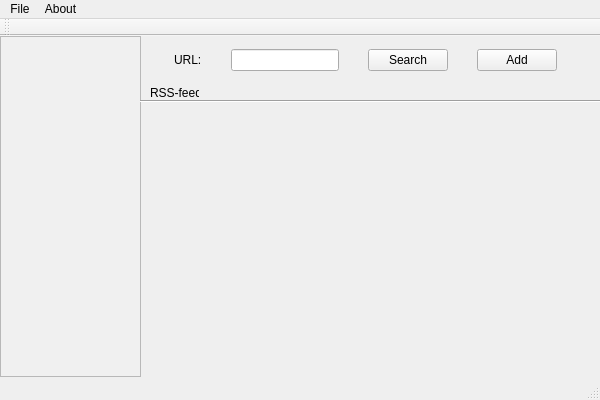
Before: the Qt Designer form mainwindow.ui in henriwi/rssreader, drawn with Qt 5.
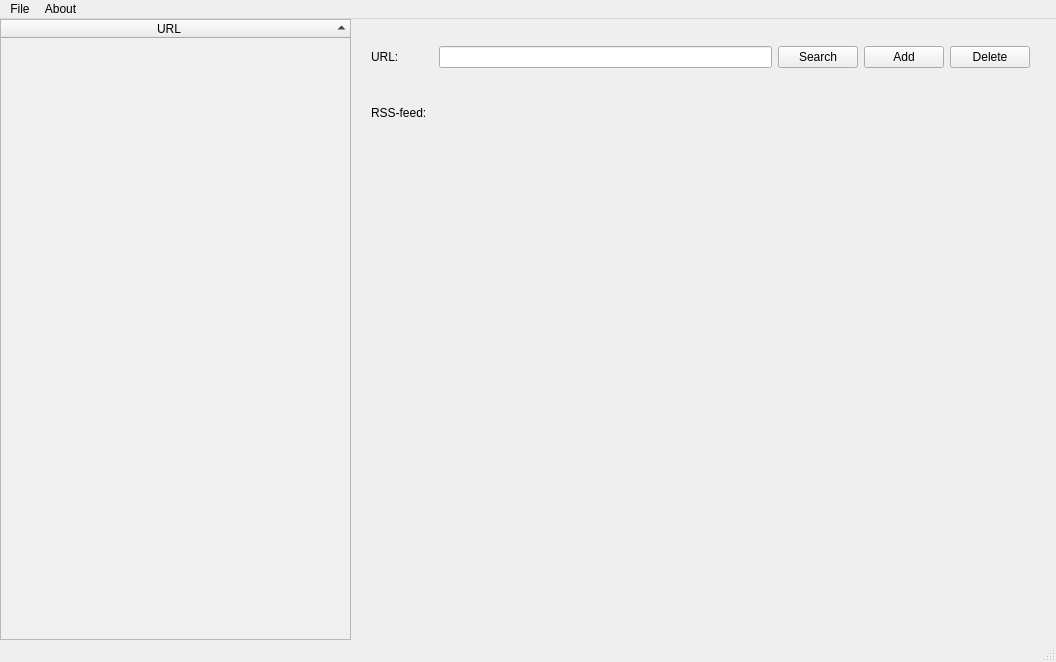
After: the same form once the commit is applied.

Diff of the .ui file:
```diff
--- a/mainwindow.ui
+++ b/mainwindow.ui
@@ -6,8 +6,8 @@
    <rect>
     <x>0</x>
     <y>0</y>
-    <width>600</width>
-    <height>400</height>
+    <width>1056</width>
+    <height>662</height>
    </rect>
   </property>
   <property name="windowTitle">
@@ -17,14 +17,27 @@
    <widget class="QWidget" name="gridLayoutWidget">
     <property name="geometry">
      <rect>
-      <x>140</x>
-      <y>-1</y>
-      <width>451</width>
-      <height>51</height>
+      <x>360</x>
+      <y>10</y>
+      <width>681</width>
+      <height>111</height>
      </rect>
     </property>
     <layout class="QGridLayout" name="gridLayout">
-     <item row="0" column="3">
+     <item row="0" column="0" colspan="2">
+      <widget class="QLabel" name="urlLabel">
+       <property name="sizePolicy">
+        <sizepolicy hsizetype="Fixed" vsizetype="Fixed">
+         <horstretch>0</horstretch>
+         <verstretch>0</verstretch>
+        </sizepolicy>
+       </property>
+       <property name="text">
+        <string>URL:</string>
+       </property>
+      </widget>
+     </item>
+     <item row="0" column="5">
       <widget class="QPushButton" name="searchButton">
        <property name="sizePolicy">
         <sizepolicy hsizetype="Fixed" vsizetype="Fixed">
@@ -37,7 +50,7 @@
        </property>
       </widget>
      </item>
-     <item row="0" column="4">
+     <item row="0" column="6">
       <widget class="QPushButton" name="addButton">
        <property name="sizePolicy">
         <sizepolicy hsizetype="Fixed" vsizetype="Fixed">
@@ -50,8 +63,8 @@
        </property>
       </widget>
      </item>
-     <item row="0" column="0">
-      <widget class="QLabel" name="urlLabel">
+     <item row="2" column="0" colspan="2">
+      <widget class="QLabel" name="label">
        <property name="sizePolicy">
         <sizepolicy hsizetype="Fixed" vsizetype="Fixed">
          <horstretch>0</horstretch>
@@ -59,33 +72,59 @@
         </sizepolicy>
        </property>
        <property name="text">
-        <string>URL:</string>
+        <string>RSS-feed:</string>
        </property>
       </widget>
      </item>
-     <item row="0" column="1">
+     <item row="0" column="7">
+      <widget class="QPushButton" name="deleteButton">
+       <property name="text">
+        <string>Delete</string>
+       </property>
+      </widget>
+     </item>
+     <item row="0" column="3">
       <widget class="QLineEdit" name="urlEdit">
        <property name="sizePolicy">
-        <sizepolicy hsizetype="Fixed" vsizetype="Fixed">
+        <sizepolicy hsizetype="Expanding" vsizetype="Fixed">
          <horstretch>0</horstretch>
          <verstretch>0</verstretch>
         </sizepolicy>
+       </property>
+       <property name="minimumSize">
+        <size>
+         <width>133</width>
+         <height>20</height>
+        </size>
+       </property>
+      </widget>
+     </item>
+     <item row="1" column="0" colspan="4">
+      <widget class="QLabel" name="urlErrorLabel">
+       <property name="sizePolicy">
+        <sizepolicy hsizetype="Preferred" vsizetype="Fixed">
+         <horstretch>0</horstretch>
+         <verstretch>0</verstretch>
+        </sizepolicy>
+       </property>
+       <property name="text">
+        <string/>
        </property>
       </widget>
      </item>
     </layout>
    </widget>
-   <widget class="QTreeView" name="treeView">
+   <widget class="QTreeWidget" name="treeWidget">
     <property name="geometry">
      <rect>
       <x>0</x>
       <y>0</y>
-      <width>141</width>
-      <height>341</height>
+      <width>351</width>
+      <height>621</height>
      </rect>
     </property>
     <property name="sizePolicy">
-     <sizepolicy hsizetype="Fixed" vsizetype="Fixed">
+     <sizepolicy hsizetype="Expanding" vsizetype="Expanding">
       <horstretch>0</horstretch>
       <verstretch>0</verstretch>
      </sizepolicy>
@@ -130,44 +169,17 @@
     <property name="autoFillBackground">
      <bool>false</bool>
     </property>
-   </widget>
-   <widget class="Line" name="line">
-    <property name="geometry">
-     <rect>
-      <x>140</x>
-      <y>50</y>
-      <width>461</width>
-      <height>31</height>
-     </rect>
+    <property name="sortingEnabled">
+     <bool>true</bool>
     </property>
-    <property name="sizePolicy">
-     <sizepolicy hsizetype="Fixed" vsizetype="Fixed">
-      <horstretch>0</horstretch>
-      <verstretch>0</verstretch>
-     </sizepolicy>
-    </property>
-    <property name="orientation">
-     <enum>Qt::Horizontal</enum>
-    </property>
-   </widget>
-   <widget class="QLabel" name="label">
-    <property name="geometry">
-     <rect>
-      <x>150</x>
-      <y>50</y>
-      <width>49</width>
-      <height>13</height>
-     </rect>
-    </property>
-    <property name="sizePolicy">
-     <sizepolicy hsizetype="Fixed" vsizetype="Fixed">
-      <horstretch>0</horstretch>
-      <verstretch>0</verstretch>
-     </sizepolicy>
-    </property>
-    <property name="text">
-     <string>RSS-feed:</string>
-    </property>
+    <column>
+     <property name="text">
+      <string>URL</string>
+     </property>
+     <property name="textAlignment">
+      <set>AlignHCenter|AlignVCenter|AlignCenter</set>
+     </property>
+    </column>
    </widget>
   </widget>
   <widget class="QMenuBar" name="menuBar">
@@ -175,7 +187,7 @@
     <rect>
      <x>0</x>
      <y>0</y>
-     <width>600</width>
+     <width>1056</width>
      <height>21</height>
     </rect>
    </property>
@@ -192,14 +204,6 @@
    <addaction name="menuFile"/>
    <addaction name="menuAbout"/>
   </widget>
-  <widget class="QToolBar" name="mainToolBar">
-   <attribute name="toolBarArea">
-    <enum>TopToolBarArea</enum>
-   </attribute>
-   <attribute name="toolBarBreak">
-    <bool>false</bool>
-   </attribute>
-  </widget>
   <widget class="QStatusBar" name="statusBar"/>
  </widget>
  <layoutdefault spacing="6" margin="11"/>
```
Left out of the diff: 43 changed lines with no effect on the pictures.
